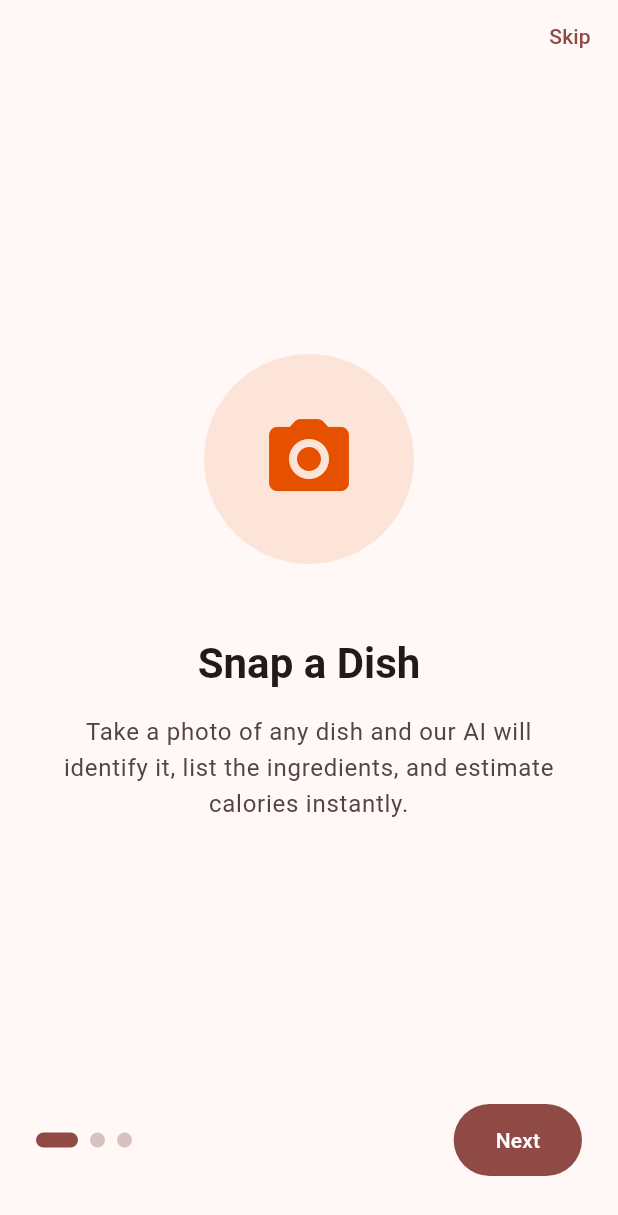
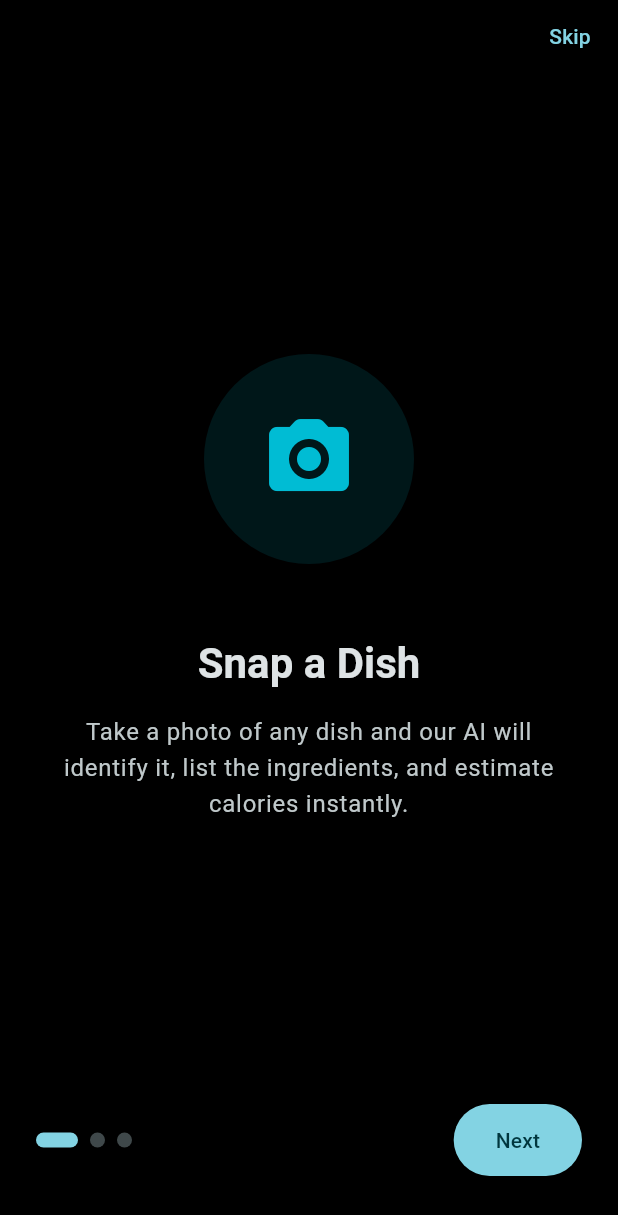
Before and after one commit to shrinidhi-mahishi/kitchen-gpt, a Flutter app: the screen it shows after launch, on a phone screen of 412 x 824 dp. Shown: the top 1215 px of the screen. Run offline on Flutter 3.47's test engine with Material 3 defaults, Android fonts, the phone set to English and light mode, and no system bars; our stand-ins replace flutter_dotenv, geolocator, google_maps_flutter, image_picker, share_plus, shared_preferences and 2 more; accounts and stored records are empty.

Commit message:
Apply Gemini dark theme, cyan palette, new icon colors (fix missing Dart changes)
Made-with: Cursor

```diff
--- a/frontend/kitchengpt/lib/app.dart
+++ b/frontend/kitchengpt/lib/app.dart
@@ -7,7 +7,7 @@ import 'screens/onboarding_screen.dart';
 class KitchenGPTApp extends StatelessWidget {
   const KitchenGPTApp({super.key});
 
-  static const _brandColor = Color(0xFFEF5350);
+  static const _seedColor = Color(0xFF00BCD4);
 
   Future<bool> _isOnboardingComplete() async {
     final prefs = await SharedPreferences.getInstance();
@@ -20,21 +20,33 @@ class KitchenGPTApp extends StatelessWidget {
       title: 'KitchenGPT',
       debugShowCheckedModeBanner: false,
       theme: ThemeData(
-        colorSchemeSeed: _brandColor,
-        useMaterial3: true,
-        brightness: Brightness.light,
-      ),
-      darkTheme: ThemeData(
-        colorSchemeSeed: _brandColor,
+        colorSchemeSeed: _seedColor,
         useMaterial3: true,
         brightness: Brightness.dark,
+        scaffoldBackgroundColor: Colors.black,
+        navigationBarTheme: const NavigationBarThemeData(
+          backgroundColor: Color(0xFF0A0A0A),
+        ),
+        appBarTheme: const AppBarTheme(
+          backgroundColor: Colors.black,
+          surfaceTintColor: Colors.transparent,
+          elevation: 0,
+        ),
+        cardTheme: CardThemeData(
+          color: const Color(0xFF111111),
+          surfaceTintColor: Colors.transparent,
+          shape: RoundedRectangleBorder(
+            borderRadius: BorderRadius.circular(16),
+          ),
+        ),
       ),
-      themeMode: ThemeMode.system,
+      themeMode: ThemeMode.dark,
       home: FutureBuilder<bool>(
         future: _isOnboardingComplete(),
         builder: (context, snapshot) {
           if (!snapshot.hasData) {
             return const Scaffold(
+              backgroundColor: Colors.black,
               body: Center(child: CircularProgressIndicator()),
             );
           }
--- a/frontend/kitchengpt/lib/screens/discover_screen.dart
+++ b/frontend/kitchengpt/lib/screens/discover_screen.dart
@@ -53,7 +53,7 @@ class DiscoverScreen extends StatelessWidget {
                   icon: Icons.camera_alt_rounded,
                   title: 'Scan a Dish',
                   subtitle: 'Identify from photo',
-                  color: const Color(0xFFEF5350),
+                  color: const Color(0xFF00BCD4),
                   onTap: onScanDish,
                 ),
               ),
@@ -63,7 +63,7 @@ class DiscoverScreen extends StatelessWidget {
                   icon: Icons.search_rounded,
                   title: 'By Ingredients',
                   subtitle: 'Search with what you have',
-                  color: const Color(0xFF7B1FA2),
+                  color: const Color(0xFF7C4DFF),
                   onTap: onByIngredients,
                 ),
               ),
--- a/frontend/kitchengpt/lib/screens/onboarding_screen.dart
+++ b/frontend/kitchengpt/lib/screens/onboarding_screen.dart
@@ -34,21 +34,21 @@ class _OnboardingScreenState extends State<OnboardingScreen> {
       title: 'Snap a Dish',
       subtitle:
           'Take a photo of any dish and our AI will identify it, list the ingredients, and estimate calories instantly.',
-      iconBgColor: Color(0xFFE65100),
+      iconBgColor: Color(0xFF00BCD4),
     ),
     _OnboardingPage(
       icon: Icons.restaurant_menu_rounded,
       title: 'Get Indian Recipes',
       subtitle:
           'Search by ingredients you have at home and get authentic step-by-step Indian recipes across all regional cuisines.',
-      iconBgColor: Color(0xFFC62828),
+      iconBgColor: Color(0xFF7C4DFF),
     ),
     _OnboardingPage(
       icon: Icons.explore_rounded,
       title: 'Discover & Watch',
       subtitle:
           'Find nearby restaurants serving your favourite dishes and watch related YouTube cooking videos.',
-      iconBgColor: Color(0xFF1565C0),
+      iconBgColor: Color(0xFF00E5FF),
     ),
   ];
 
--- a/frontend/kitchengpt/pubspec.yaml
+++ b/frontend/kitchengpt/pubspec.yaml
@@ -1,7 +1,7 @@
 name: kitchengpt
 description: AI-powered food analysis, recipe discovery, and nearby restaurant search.
 publish_to: "none"
-version: 0.4.0+15
+version: 0.4.1+16
 
 environment:
   sdk: ">=3.2.0 <4.0.0"
```
